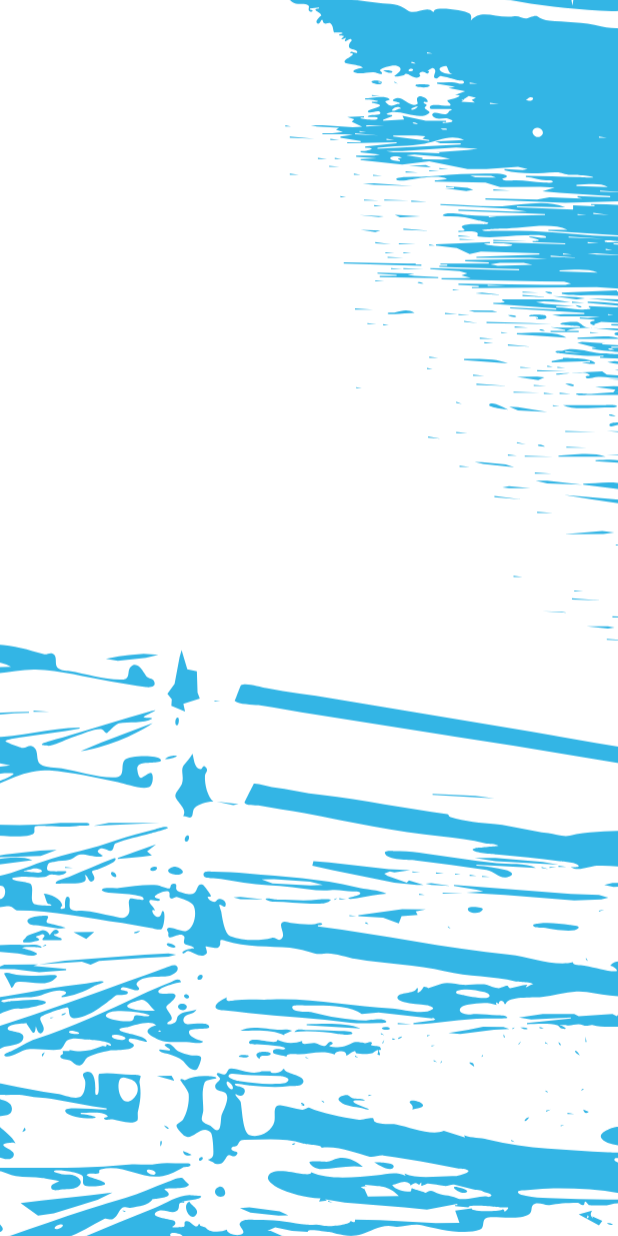
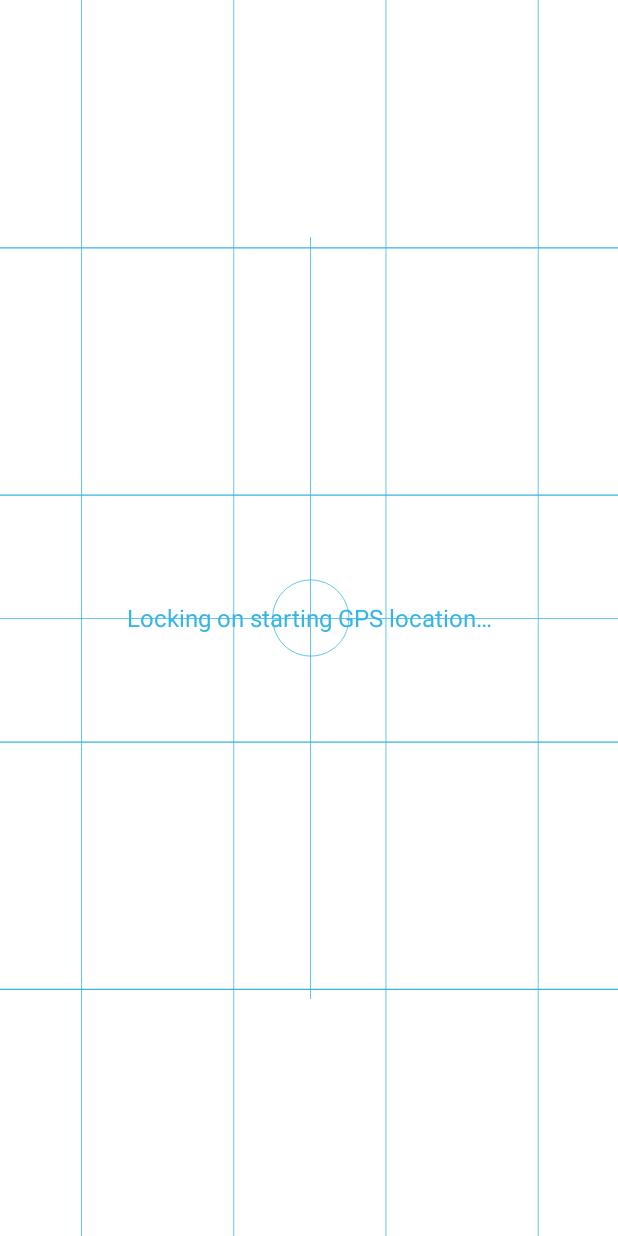
Before and after one commit to batyanko/stroke-rate-coach, an Android app: the layout activity_wave.xml on its own in the app's theme, with its tools: preview values and no code run, on a phone screen of 412 x 824 dp. Run offline under Robolectric (Android 15) with nearby library versions, the phone set to English and light mode, and no system bars.

Commit message:
Added splash screen while waiting on GPS accuracy. GUI fixes for ICS devices.

```diff
--- /dev/null
+++ b/app/src/main/res/drawable/ic_gps_splash.xml
@@ -0,0 +1,36 @@
+<vector xmlns:android="http://schemas.android.com/apk/res/android"
+    android:width="1000dp"
+    android:height="1000dp"
+    android:viewportHeight="1000"
+    android:viewportWidth="1000">
+
+    <group>
+        <path
+            android:fillColor="#ffffff"
+            android:pathData="M -1 -1 L 1001 -1 L 1001 1001 L -1 1001z" />
+        <path
+            android:fillColor="#ff33b5e5"
+            android:pathData="M 0 200 L 1000 200 L 1000 201 L 0 201z" />
+        <path
+            android:fillColor="#ff33b5e5"
+            android:pathData="M 0 400 L 1000 400 L 1000 401 L 0 401z" />
+        <path
+            android:fillColor="#ff33b5e5"
+            android:pathData="M 0 600 L 1000 600 L 1000 601 L 0 601z" />
+        <path
+            android:fillColor="#ff33b5e5"
+            android:pathData="M 0 800 L 1000 800 L 1000 801 L 0 801z" />
+        <path
+            android:fillColor="#ff33b5e5"
+            android:pathData="M 200 0 L 200 1000 L 201 1000 L 201 0z" />
+        <path
+            android:fillColor="#ff33b5e5"
+            android:pathData="M 400 0 L 400 1000 L 401 1000 L 401 0z" />
+        <path
+            android:fillColor="#ff33b5e5"
+            android:pathData="M 600 0 L 600 1000 L 601 1000 L 601 0z" />
+        <path
+            android:fillColor="#ff33b5e5"
+            android:pathData="M 800 0 L 800 1000 L 801 1000 L 801 0z" />
+    </group>
+</vector>
--- /dev/null
+++ b/app/src/main/res/drawable/ic_gps_splash_locator.xml
@@ -0,0 +1,19 @@
+<vector xmlns:android="http://schemas.android.com/apk/res/android"
+    android:width="1000dp"
+    android:height="1000dp"
+    android:viewportHeight="1000"
+    android:viewportWidth="1000">
+
+    <group>
+        <path
+            android:fillColor="#ff33b5e5"
+            android:pathData="M 0 500 L 1000 500 L 1000 501 L 0 501z" />
+        <path
+            android:fillColor="#ff33b5e5"
+            android:pathData="M 500 0 L 500 1000 L 501 1000 L 501 0z" />
+        <path
+            android:strokeColor="#ff33b5e5"
+            android:strokeWidth="1"
+            android:pathData="M 501 450 a 50 50 0 1 0 0.001 0z" />
+        </group>
+</vector>
--- a/app/src/main/res/layout/activity_wave.xml
+++ b/app/src/main/res/layout/activity_wave.xml
@@ -69,7 +69,7 @@
     <ProgressBar
         android:id="@+id/wave_progress_bar_2"
         style="@android:style/Widget.ProgressBar.Horizontal"
-        android:layout_width="0dp"
+        android:layout_width="match_parent"
         android:layout_height="50dp"
         android:layout_marginBottom="8dp"
         android:layout_marginEnd="8dp"
@@ -89,8 +89,8 @@
         android:layout_marginLeft="8dp"
         android:layout_marginRight="8dp"
         android:layout_marginStart="8dp"
-        android:layout_marginTop="8dp"
         android:textAlignment="center"
+        android:gravity="center"
         android:textColor="@android:color/white"
         android:textSize="24sp"
         app:layout_constraintLeft_toLeftOf="parent"
@@ -235,6 +235,7 @@
         android:onClick="onSpmClicked"
         android:text="@string/initial_spm"
         android:textAlignment="center"
+        android:gravity="center_horizontal"
         android:textSize="128sp"
         app:layout_constraintLeft_toLeftOf="parent"
         app:layout_constraintRight_toRightOf="parent"
@@ -324,13 +325,47 @@
         android:elevation="3dp"
         android:fontFamily="serif"
         android:gravity="center"
-        android:src="@drawable/ic_background"
+        android:src="@drawable/ic_splash"
         android:textColor="#00076b"
         android:textSize="192sp"
         app:layout_constraintBottom_toBottomOf="parent"
         app:layout_constraintLeft_toLeftOf="parent"
         app:layout_constraintRight_toRightOf="parent"
         app:layout_constraintTop_toTopOf="parent" />
+
+    <FrameLayout
+        android:id="@+id/gps_splash_layout"
+        android:layout_width="match_parent"
+        android:layout_height="wrap_content"
+        android:background="@drawable/ic_gps_splash"
+        android:layout_marginBottom="-64dp"
+        android:layout_marginLeft="-64dp"
+        android:layout_marginRight="-64dp"
+        android:layout_marginTop="-64dp"
+        android:elevation="3dp"
+        >
+        <!--<ImageView
+            android:id="@+id/gps_grid_image"
+            android:layout_width="wrap_content"
+            android:layout_height="wrap_content"
+            android:src="@drawable/ic_gps_splash"/>
+        --><ImageView
+            android:id="@+id/gps_locator_image"
+            android:layout_width="wrap_content"
+            android:layout_height="wrap_content"
+            android:src="@drawable/ic_gps_splash_locator"
+            />
+        <TextView
+            android:id="@+id/gps_splash_text"
+            android:layout_width="wrap_content"
+            android:layout_height="wrap_content"
+            android:text="@string/gps_lock_text"
+            android:textSize="16sp"
+            android:layout_gravity="center"
+            android:gravity="center"
+            />
+
+    </FrameLayout>
 
 </android.support.constraint.ConstraintLayout>
 
--- a/app/src/main/res/values/strings.xml
+++ b/app/src/main/res/values/strings.xml
@@ -34,7 +34,7 @@
     <string name="phase_title_text">Phase</string>
     <string name="tpp_title_text">Time</string>
     <string name="dpp_title_text">Distance</string>
-    <string name="empty_data_notification">Skipping empty phases...</string>
+    <string name="empty_data_notification">Skipping empty phases…</string>
     <string name="meters">metres</string>
     <string name="seconds">seconds</string>
     <string name="strokes">strokes</string>
@@ -56,5 +56,6 @@
     <string name="speed_unit_mps">m/s</string>
     <string name="speed_unit_500m">/500m</string>
     <string name="preset_added_notification">Preset added.</string>
+    <string name="gps_lock_text">Locking on starting GPS location…</string>
 
 </resources>
```
Also changed, not shown: app/src/main/java/com/batyanko/strokeratecoach/WaveActivity.java (+110 -1 lines), app/src/main/java/com/batyanko/strokeratecoach/sync/BeeperTasks.java (+19 -5 lines), app/src/main/res/anim/move_around.xml (added, +9 -0 lines), app/src/main/res/drawable-land/ic_splash.xml (renamed from app/src/main/res/drawable-land/ic_background.xml), app/src/main/res/drawable/ic_splash.xml (renamed from app/src/main/res/drawable/ic_background.xml), 3 other files.
